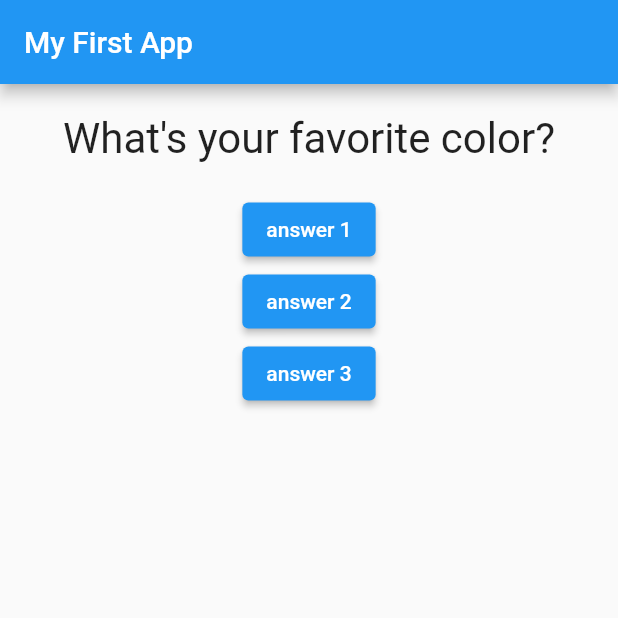
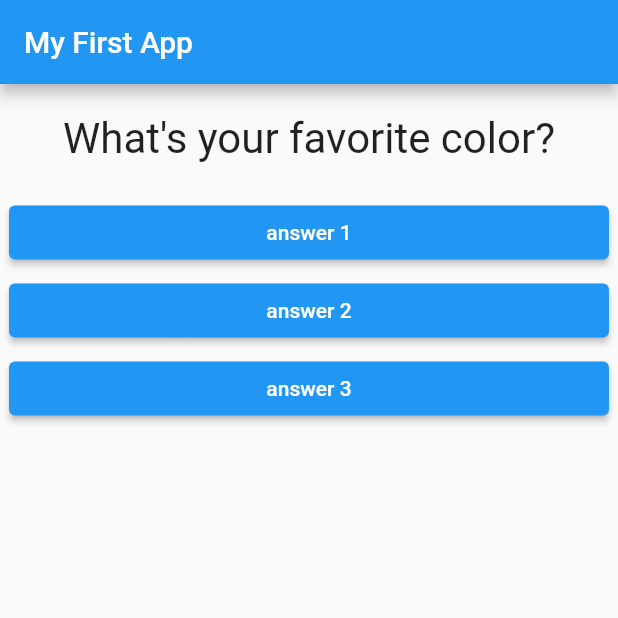
Before and after one commit to huseyintemel/flutterexamples, a Flutter app: the screen it shows after launch, on a phone screen of 412 x 824 dp, the top half of it. Run offline on Flutter 3.47's test engine with Material 2 defaults, Android fonts, the phone set to English and light mode, and no system bars.

Commit message:
Added answer widget

```diff
--- /dev/null
+++ b/lib/answer.dart
@@ -0,0 +1,17 @@
+import 'package:flutter/material.dart';
+
+class Answer extends StatelessWidget {
+  final String answerText;
+  final VoidCallback selectHandler;
+
+  const Answer(this.answerText, this.selectHandler);
+
+  @override
+  Widget build(BuildContext context) {
+    return Container(
+      width: double.infinity,
+      child: ElevatedButton(onPressed: selectHandler, child: Text(answerText),),
+      margin: EdgeInsets.symmetric(vertical: 2,horizontal: 6),
+    );
+  }
+}
--- a/lib/main.dart
+++ b/lib/main.dart
@@ -1,5 +1,6 @@
 import 'package:flutter/material.dart';
 import './question.dart';
+import './answer.dart';
 
 void main() {
   runApp(MyApp());
@@ -39,17 +40,17 @@ class MyAppState extends State<MyApp> {
         body: Column(
           children: [
             Question(questions[questionIndex]),
-            ElevatedButton(
-              child: Text('answer 1'),
-              onPressed: answerQuestion,
+            Answer(
+              'answer 1',
+              answerQuestion,
             ),
-            ElevatedButton(
-              child: Text('answer 2'),
-              onPressed: answerQuestion,
+            Answer(
+              'answer 2',
+              answerQuestion,
             ),
-            ElevatedButton(
-              child: Text('answer 3'),
-              onPressed: answerQuestion,
+            Answer(
+              'answer 3',
+              answerQuestion,
             ),
           ],
         ),
```
